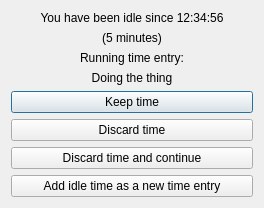
The window that src/ui/linux/TogglDesktop/idlenotificationdialog.ui (toggl-open-source/toggldesktop) describes before a commit, drawn with Qt 5.
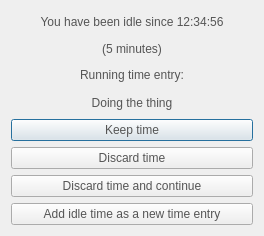
The same window after the commit.

Commit message: Fixed color issues with darker themes (linux), closes #1961

The edit to the form file:
```diff
--- a/src/ui/linux/TogglDesktop/idlenotificationdialog.ui
+++ b/src/ui/linux/TogglDesktop/idlenotificationdialog.ui
@@ -7,12 +7,15 @@
     <x>0</x>
     <y>0</y>
     <width>264</width>
-    <height>182</height>
+    <height>236</height>
    </rect>
   </property>
   <property name="windowTitle">
    <string>Toggl Desktop</string>
   </property>
+  <property name="styleSheet">
+   <string notr="true">color:rgb(85, 85, 85);</string>
+  </property>
   <layout class="QVBoxLayout" name="verticalLayout">
    <item>
     <widget class="QLabel" name="idleSince">
```
Left out of the diff: 2 changed lines with no effect on the pictures. The commit also changes 8 other files.
